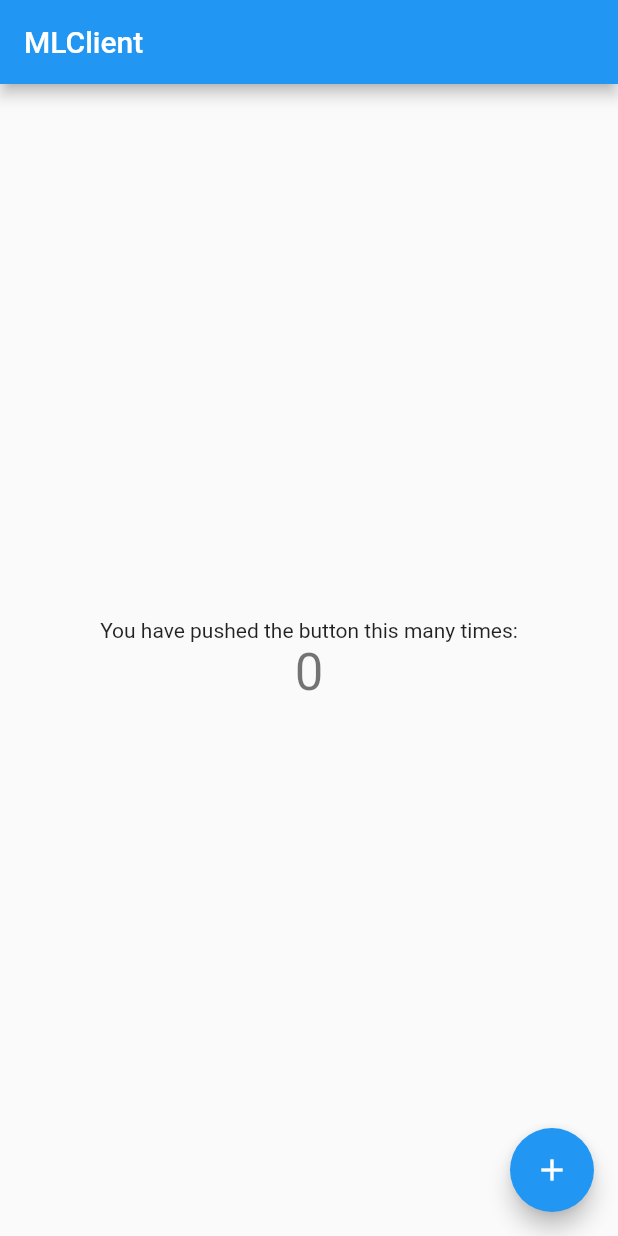
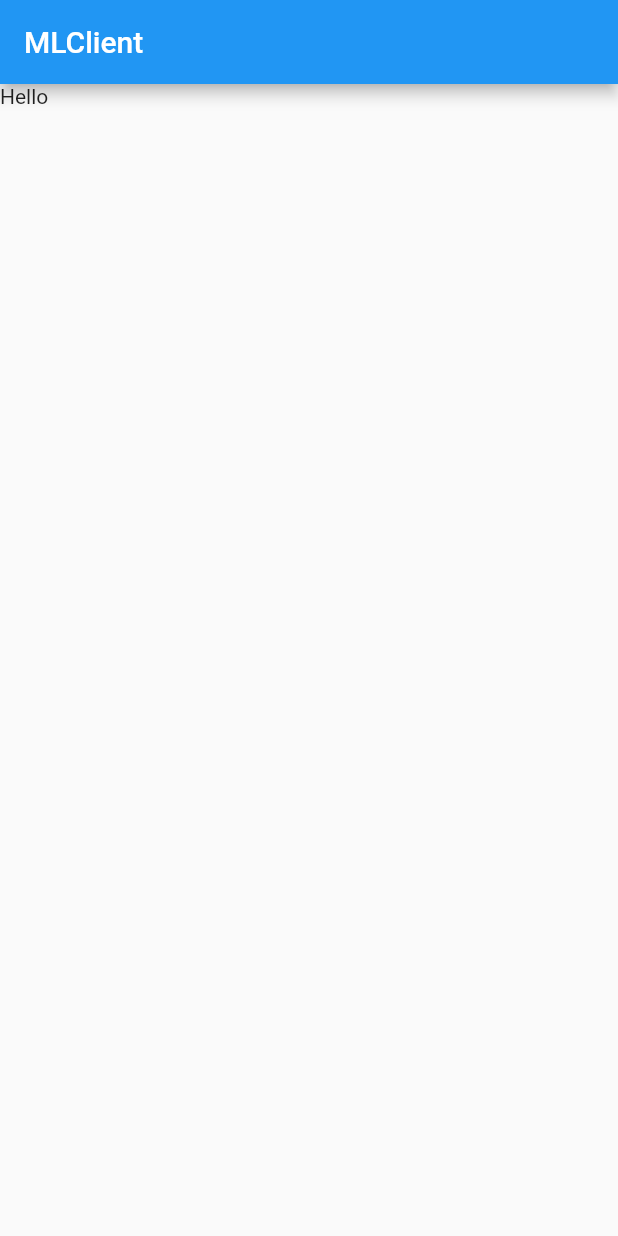
Before and after one commit to divs4debu/ML-REST-Client, a Flutter app: the screen it shows after launch, on a phone screen of 412 x 824 dp. Run offline on Flutter 3.47's test engine with Material 2 defaults, Android fonts, the phone set to English and light mode, and no system bars.

Commit message:
Adds client

```diff
--- /dev/null
+++ b/lib/client.dart
@@ -0,0 +1,15 @@
+import 'package:flutter/material.dart';
+
+class ClientWidget extends StatefulWidget {
+
+  ClientWidgetState createState() => new ClientWidgetState();
+}
+
+class ClientWidgetState extends State<ClientWidget> {
+
+  @override
+  Widget build(BuildContext context) {
+    return new Text("Hello");
+  }
+
+}
--- a/lib/main.dart
+++ b/lib/main.dart
@@ -1,4 +1,5 @@
 import 'package:flutter/material.dart';
+import 'package:ml_rest_client/client.dart';
 
 void main() => runApp(new MyApp());
 
@@ -25,39 +26,13 @@ class MyHomePage extends StatefulWidget {
 }
 
 class _MyHomePageState extends State<MyHomePage> {
-  int _counter = 0;
-
-  void _incrementCounter() {
-    setState(() {
-      _counter++;
-    });
-  }
-
   @override
   Widget build(BuildContext context) {
     return new Scaffold(
       appBar: new AppBar(
         title: new Text(widget.title),
       ),
-      body: new Center(
-        child: new Column(
-          mainAxisAlignment: MainAxisAlignment.center,
-          children: <Widget>[
-            new Text(
-              'You have pushed the button this many times:',
-            ),
-            new Text(
-              '$_counter',
-              style: Theme.of(context).textTheme.display1,
-            ),
-          ],
-        ),
-      ),
-      floatingActionButton: new FloatingActionButton(
-        onPressed: _incrementCounter,
-        tooltip: 'Increment',
-        child: new Icon(Icons.add),
-      ), // This trailing comma makes auto-formatting nicer for build methods.
+      body:new ClientWidget(),
     );
   }
 }
```
